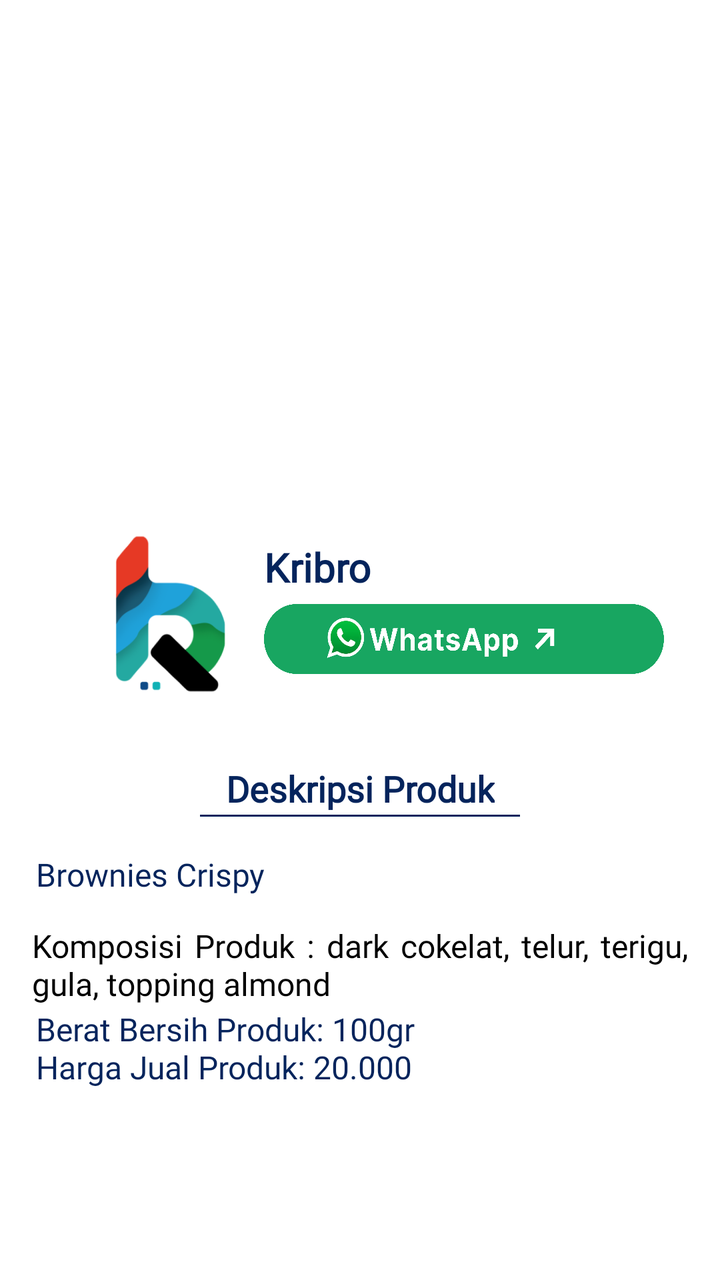
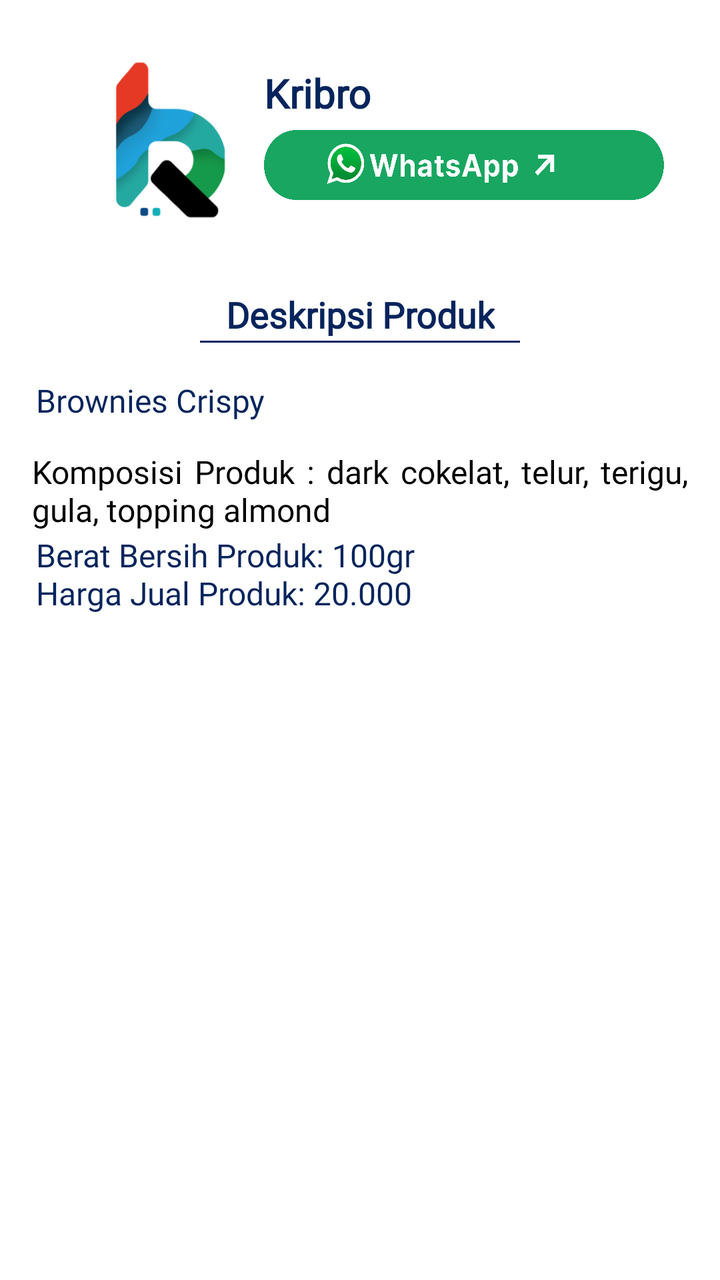

Compare the two renders of this Android layout. The source of the first and the diff that turns it into the second are given below.
<!-- AndroidManifest.xml: application theme Theme.MyApplication -->
<!-- res/layout/detail_umkm_11.xml -->
<?xml version="1.0" encoding="utf-8"?>
<androidx.constraintlayout.widget.ConstraintLayout xmlns:android="http://schemas.android.com/apk/res/android"
    xmlns:tools="http://schemas.android.com/tools"
    xmlns:app="http://schemas.android.com/apk/res-auto"
    android:layout_width="match_parent"
    android:layout_height="match_parent">



    <ScrollView
        android:layout_width="match_parent"
        android:layout_height="0dp"
        app:layout_constraintStart_toStartOf="parent"
        app:layout_constraintEnd_toEndOf="parent"
        app:layout_constraintBottom_toBottomOf="parent">

        <LinearLayout
            android:layout_width="match_parent"
            android:layout_height="wrap_content"
            android:orientation="vertical"
            android:padding="16dp">

            <LinearLayout
                android:id="@+id/umkm1_section"
                android:layout_width="match_parent"
                android:layout_height="wrap_content"
                android:layout_marginTop="2dp"
                android:orientation="horizontal">

                <ImageView
                    android:id="@+id/image_rb"
                    android:layout_width="100dp"
                    android:layout_height="100dp"
                    android:layout_marginTop="2dp"
                    android:src="@drawable/logorb"
                    android:paddingStart="37dp" />

                <LinearLayout
                    android:layout_width="0dp"
                    android:layout_height="wrap_content"
                    android:layout_weight="1"
                    android:orientation="vertical"
                    android:gravity="center_vertical"
                    android:layout_marginStart="16dp">

                    <TextView
                        android:id="@+id/title_umkm2"
                        android:layout_marginTop="15dp"
                        android:layout_width="match_parent"
                        android:layout_height="wrap_content"
                        android:fontFamily="@font/poppins_bold"
                        android:gravity="center_vertical"
                        android:text="Kribro "
                        android:textColor="@color/blue"
                        android:textSize="20sp"
                        android:textStyle="bold" />

                    <ImageButton
                        android:id="@+id/button_wa"
                        android:layout_width="200dp"
                        android:layout_height="35dp"
                        android:layout_marginTop="5dp"
                        android:background="@drawable/wa_detail"
                        android:paddingStart="24dp"
                        android:gravity="center"
                        app:layout_constraintBottom_toBottomOf="parent"
                        app:layout_constraintEnd_toEndOf="parent"
                        app:layout_constraintStart_toStartOf="parent" />
                </LinearLayout>
            </LinearLayout>

            <TextView
                android:id="@+id/description_title"
                android:layout_marginTop="25dp"
                android:layout_width="wrap_content"
                android:layout_height="wrap_content"
                android:fontFamily="@font/poppins_bold"
                android:text="Deskripsi Produk"
                android:textColor="@color/blue"
                android:textSize="18sp"
                android:textStyle="bold"
                android:gravity="center_horizontal"
                android:layout_gravity="center_horizontal" />

            <View
                android:id="@+id/line_below_text"
                android:layout_width="160dp"
                android:layout_height="1dp"
                android:layout_marginTop="1dp"
                android:background="@color/blue"
                android:layout_gravity="center_horizontal" />

            <TextView
                android:id="@+id/judul1"
                android:layout_width="match_parent"
                android:layout_height="wrap_content"
                android:layout_marginStart="2dp"
                android:layout_marginTop="18dp"
                android:layout_marginEnd="6dp"
                android:fontFamily="@font/poppins_bold"
                android:text="Brownies Crispy"
                android:textColor="@color/blue"
                android:textSize="16sp"
                app:layout_constraintEnd_toEndOf="parent"
                app:layout_constraintStart_toStartOf="parent"/>

            <TextView
                android:id="@+id/text_umkm3"
                android:layout_width="match_parent"
                android:layout_height="wrap_content"
                android:layout_marginTop="14dp"
                android:textSize="16sp"
                android:textColor="@color/black"
                android:justificationMode="inter_word"
                android:fontFamily="@font/poppins_regular"
                android:text="Komposisi Produk : dark cokelat, telur, terigu, gula, topping almond"
                app:layout_constraintTop_toBottomOf="@id/line_below_text" />

            <TextView
                android:id="@+id/harga1"
                android:layout_width="match_parent"
                android:layout_height="wrap_content"
                android:layout_marginStart="2dp"
                android:layout_marginTop="1dp"
                android:layout_marginEnd="16dp"
                android:fontFamily="@font/poppins_bold"
                android:text="Berat Bersih Produk: 100gr\nHarga Jual Produk: 20.000"
                android:textColor="@color/blue"
                android:textSize="16sp"
                app:layout_constraintEnd_toEndOf="parent"
                app:layout_constraintStart_toStartOf="parent" />

            <TextView
                android:id="@+id/kosongdetailkatalog_bpp"
                android:layout_width="0dp"
                android:layout_height="wrap_content"
                android:layout_marginStart="16dp"
                android:layout_marginTop="58dp"
                android:layout_marginEnd="16dp"
                android:textSize="16sp"
                app:layout_constraintStart_toStartOf="parent"
                app:layout_constraintEnd_toEndOf="parent"
                app:layout_constraintTop_toTopOf="parent" />
        </LinearLayout>
    </ScrollView>

</androidx.constraintlayout.widget.ConstraintLayout>
<!-- resources referenced by this layout -->
<resources>
  <color name="black">#FF000000</color>
  <color name="blue">#04245C</color>
  <!-- drawable logorb: png bitmap (drawable, 46204 bytes) -->
  <!-- drawable wa_detail: png bitmap (drawable, 111318 bytes) -->
  <style name="Theme.MyApplication" parent="Theme.MaterialComponents.DayNight.DarkActionBar">
          
          <item name="colorPrimary">@color/purple_500</item>
          <item name="colorPrimaryVariant">@color/purple_700</item>
          <item name="colorOnPrimary">@color/white</item>
          
          <item name="colorSecondary">@color/teal_200</item>
          <item name="colorSecondaryVariant">@color/teal_700</item>
          <item name="colorOnSecondary">@color/black</item>
          
          <item name="android:statusBarColor">?attr/colorPrimaryVariant</item>
          
      </style>
  <color name="purple_500">#1FA1D8</color>
  <color name="purple_700">#1FA1D8</color>
  <color name="white">#FFFFFFFF</color>
  <color name="teal_200">#FF03DAC5</color>
  <color name="teal_700">#FF018786</color>
</resources>

<!-- the commit's change to res/layout/detail_umkm_11.xml (unified diff, before → after) -->
@@ -5,11 +5,10 @@
     android:layout_width="match_parent"
     android:layout_height="match_parent">
 
-
-
     <ScrollView
         android:layout_width="match_parent"
         android:layout_height="0dp"
+        app:layout_constraintTop_toTopOf="parent"
         app:layout_constraintStart_toStartOf="parent"
         app:layout_constraintEnd_toEndOf="parent"
         app:layout_constraintBottom_toBottomOf="parent">
